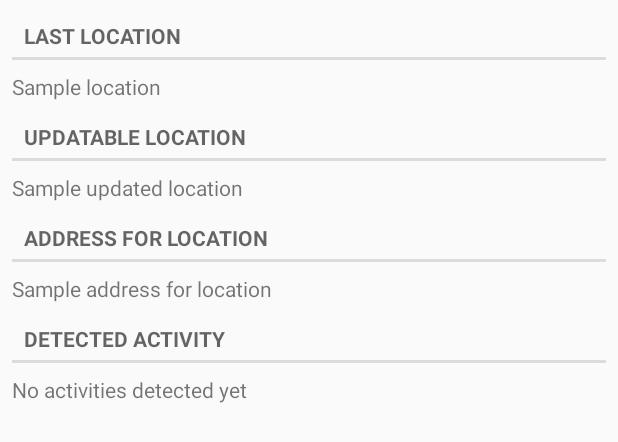
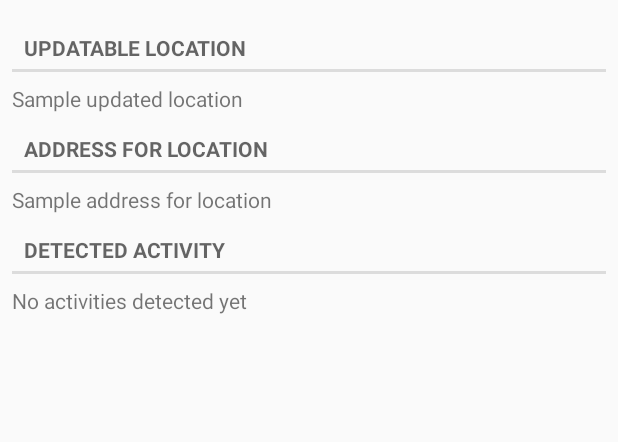
Before and after one commit to ooffeerr/fb, an Android app: the layout location_fragment.xml on its own in the app's theme, with its tools: preview values and no code run, on a phone screen of 412 x 824 dp. Shown: the top 442 px of the screen. Run offline under Robolectric (Android 15) with nearby library versions, the phone set to English and light mode, and no system bars; network calls fail.

Commit message:
removed last location, added provider

```diff
--- a/app/src/main/java/com/poc/fb/fb_poc/utils/LocationToStringFunc.java
+++ b/app/src/main/java/com/poc/fb/fb_poc/utils/LocationToStringFunc.java
@@ -11,8 +11,7 @@ public class LocationToStringFunc implements Func1<Location, String> {
     @Override
     public String call(Location location) {
         if (location != null) {
-            String locationStr = location.getLatitude() + " " + location.getLongitude() + " (accuracy: " + location.getAccuracy() + ")";
-            Log.d(TAG, "location = " + locationStr);
+            String locationStr = "Latitude = " + location.getLatitude() + " Longitude = " + location.getLongitude() + "\n(accuracy: " + location.getAccuracy() + ") location source :" + location.getProvider();
             return locationStr;
         }
         return "no location available";
--- a/app/src/main/res/layout/location_fragment.xml
+++ b/app/src/main/res/layout/location_fragment.xml
@@ -15,12 +15,14 @@
             android:layout_height="wrap_content"
             android:layout_marginBottom="8dp"
             android:text="Last location"
-            tools:ignore="HardcodedText" />
+            tools:ignore="HardcodedText"
+            android:visibility="gone"/>
 
         <TextView
             android:id="@+id/last_known_location_view"
             android:layout_width="wrap_content"
             android:layout_height="wrap_content"
+            android:visibility="gone"
             tools:text="Sample location" />
 
         <TextView
```
Also changed, not shown: app/src/main/java/com/poc/fb/fb_poc/logic/IMapViewController.java (added, +9 -0 lines), app/src/main/java/com/poc/fb/fb_poc/ui/LocationFragment.java (+12 -12 lines), app/src/main/java/com/poc/fb/fb_poc/ui/MapWrapperFragment.java (+2 -9 lines).
